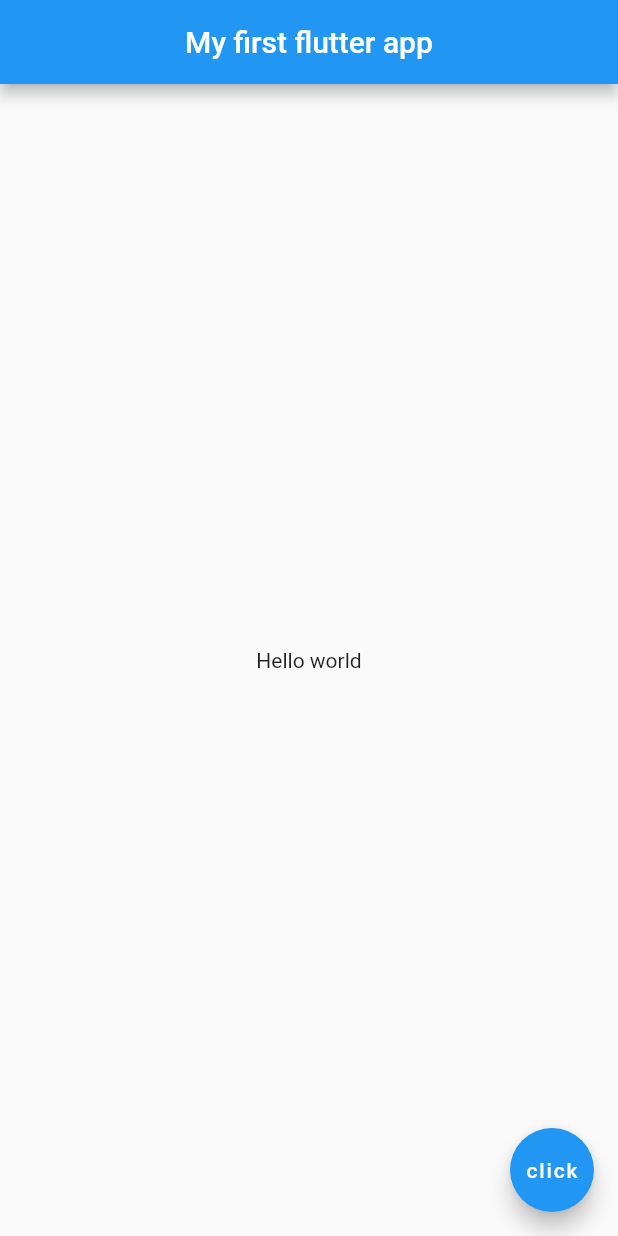
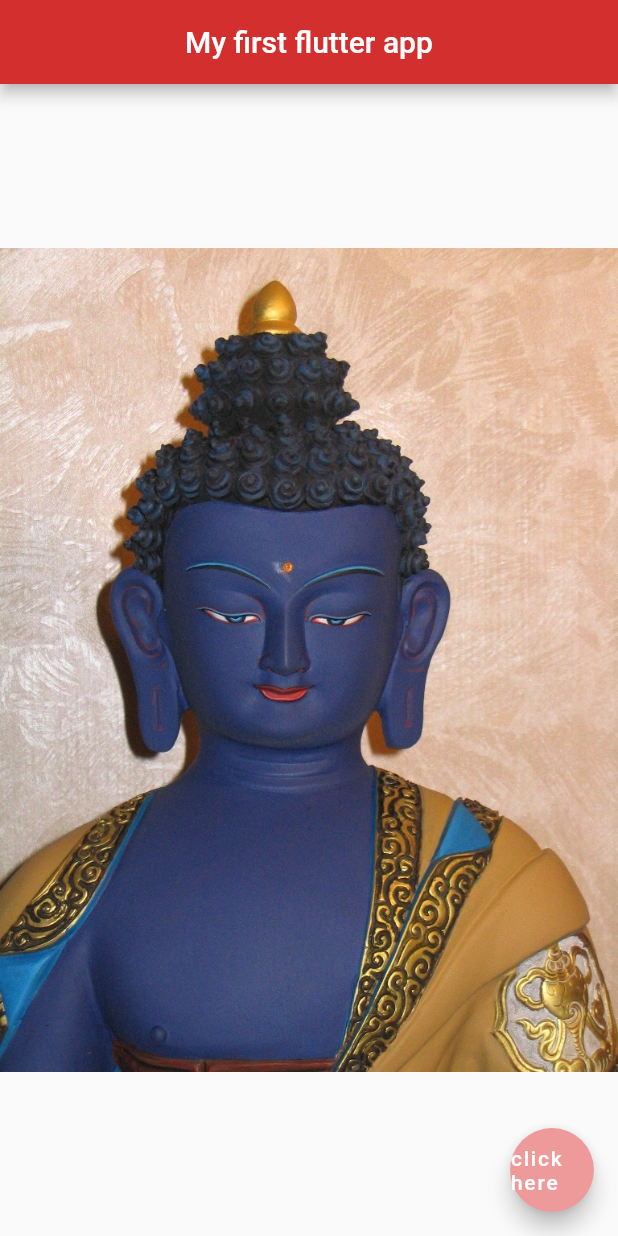
Before and after one commit to ThaoLuu2611/flutter-beginner, a Flutter app: the screen it shows after launch, on a phone screen of 412 x 824 dp. Run offline on Flutter 3.47's test engine with Material 2 defaults, Android fonts, the phone set to English and light mode, and no system bars.

Commit message:
add remote image, local image

```diff
--- a/flutter_first_app/lib/main.dart
+++ b/flutter_first_app/lib/main.dart
@@ -1,19 +1,41 @@
 import 'package:flutter/material.dart';
 
 void main() => runApp(MaterialApp(
-  home: Scaffold(
+  home: Home(),
+));
+
+class Home extends StatelessWidget{
+  @override
+  Widget build(BuildContext context) {
+    // TODO: implement build
+    return Scaffold(
       appBar: AppBar(
         title:Text('My first flutter app'),//propertice and value
         centerTitle: true,
+        backgroundColor: Colors.red[700],//press ctrl+q to view more color
       ),
       body: Center(
-        child: Text('Hello world'),
+        child: Image(
+          //Network image
+          //image: NetworkImage('https://expertvagabond.com/wp-content/uploads/isle-of-skye-guide-900x600.jpg')
+
+          //Local image
+          image: AssetImage('assets/medicine_budda.jpg')
+
+        )
       ),
 
-    floatingActionButton: FloatingActionButton(
-      child:Text('click'),
+      //every widget is class
+      floatingActionButton: FloatingActionButton(//instance of class
+        child:Text('click here'),
+        onPressed: (){
+
+        },
+        foregroundColor: Colors.white,
+        backgroundColor: Colors.red[200],
       ),
 
-  )
+    );
 
-));
+  }
+}
```
Also changed, not shown: flutter_first_app/pubspec.yaml (+10 -16 lines), flutter_first_app/assets/medicine_budda.jpg (added), flutter_first_app/fonts/IndieFlower-Regular.ttf (added). Lines whose indentation alone changed are shown as unchanged.
